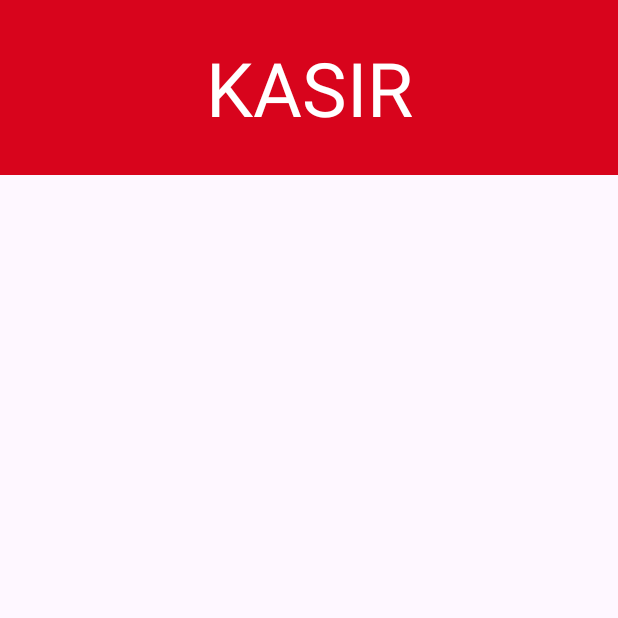
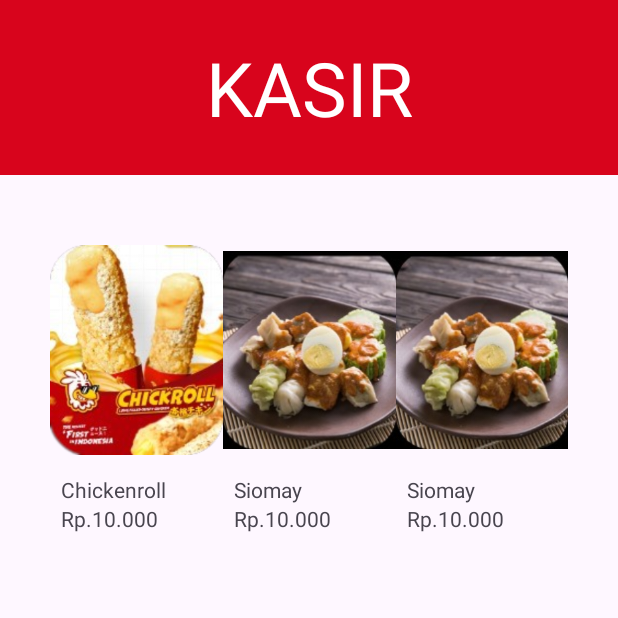
Before and after one commit to RifqiR3/chimoy, an Android app: the kasir_page screen opened directly, with no data from a screen before it, on a phone screen of 412 x 824 dp, the top half of it. Run offline under Robolectric (Android 15) with nearby library versions, the phone set to English and light mode, and no system bars.

Commit message:
tambah page menu, kasir_page, sama konfirmasi pembayaran kasir (kasir_page2)

```diff
--- a/app/src/main/AndroidManifest.xml
+++ b/app/src/main/AndroidManifest.xml
@@ -12,6 +12,9 @@
         android:supportsRtl="true"
         android:theme="@style/Theme.TesPushGit"
         tools:targetApi="31">
+        <activity
+            android:name=".kasir_page2"
+            android:exported="false" />
         <activity
             android:name=".kasir_page"
             android:exported="false" />
--- a/app/src/main/res/layout/activity_kasir_page.xml
+++ b/app/src/main/res/layout/activity_kasir_page.xml
@@ -18,7 +18,111 @@
 
     <LinearLayout
         android:layout_width="match_parent"
-        android:layout_height="wrap_content">
+        android:layout_height="wrap_content"
+        android:padding="50px"
+        android:orientation="vertical"
+        >
+
+        <LinearLayout
+            android:layout_width="match_parent"
+            android:layout_height="wrap_content"
+            android:orientation="horizontal"
+            android:layout_marginBottom="50px">
+
+            <RelativeLayout
+                android:layout_width="match_parent"
+                android:layout_height="wrap_content"
+                android:orientation="vertical"
+                android:layout_weight="1">
+
+                <ImageView
+                    android:id="@+id/makanan1"
+                    android:layout_width="250px"
+                    android:layout_height="250px"
+                    android:src="@drawable/makanan1"/>
+
+                <TextView
+                    android:id="@+id/namaMakanan1"
+                    android:layout_width="match_parent"
+                    android:layout_height="wrap_content"
+                    android:text="Chickenroll"
+                    android:layout_below="@id/makanan1"
+                    android:layout_marginLeft="7dp"/>
+
+                <TextView
+                    android:id="@+id/hargaMakanan1"
+                    android:layout_width="match_parent"
+                    android:layout_height="wrap_content"
+                    android:text="Rp.10.000"
+                    android:layout_below="@id/namaMakanan1"
+                    android:layout_marginLeft="7dp"/>
+
+            </RelativeLayout>
+
+            <RelativeLayout
+                android:layout_width="match_parent"
+                android:layout_height="wrap_content"
+                android:orientation="vertical"
+                android:layout_weight="1">
+
+                <ImageView
+                    android:id="@+id/makanan2"
+                    android:layout_width="250px"
+                    android:layout_height="250px"
+                    android:src="@drawable/makanan2"/>
+
+                <TextView
+                    android:id="@+id/namaMakanan2"
+                    android:layout_width="match_parent"
+                    android:layout_height="wrap_content"
+                    android:text="Siomay"
+                    android:layout_below="@id/makanan2"
+                    android:layout_marginLeft="7dp"/>
+
+                <TextView
+                    android:id="@+id/hargaMakanan2"
+                    android:layout_width="match_parent"
+                    android:layout_height="wrap_content"
+                    android:text="Rp.10.000"
+                    android:layout_below="@id/namaMakanan2"
+                    android:layout_marginLeft="7dp"/>
+
+
+            </RelativeLayout>
+
+            <RelativeLayout
+                android:layout_width="match_parent"
+                android:layout_height="wrap_content"
+                android:orientation="vertical"
+                android:layout_weight="1">
+
+                <ImageView
+                    android:id="@+id/makanan3"
+                    android:layout_width="250px"
+                    android:layout_height="250px"
+                    android:src="@drawable/makanan2"/>
+
+                <TextView
+                    android:id="@+id/namaMakanan3"
+                    android:layout_width="match_parent"
+                    android:layout_height="wrap_content"
+                    android:text="Siomay"
+                    android:layout_below="@id/makanan3"
+                    android:layout_marginLeft="7dp"/>
+
+                <TextView
+                    android:id="@+id/hargaMakanan3"
+                    android:layout_width="match_parent"
+                    android:layout_height="wrap_content"
+                    android:text="Rp.10.000"
+                    android:layout_below="@id/namaMakanan3"
+                    android:layout_marginLeft="7dp"/>
+
+
+            </RelativeLayout>
+
+        </LinearLayout>
+
 
 
     </LinearLayout>
```
Also changed, not shown: app/src/main/java/com/example/mobileumkm/kasir_page2.java (added, +18 -0 lines), app/src/main/res/layout/activity_kasir_page2.xml (added, +133 -0 lines), app/src/main/res/drawable/makanan1.png (added), app/src/main/res/drawable/makanan2.jpg (added).
